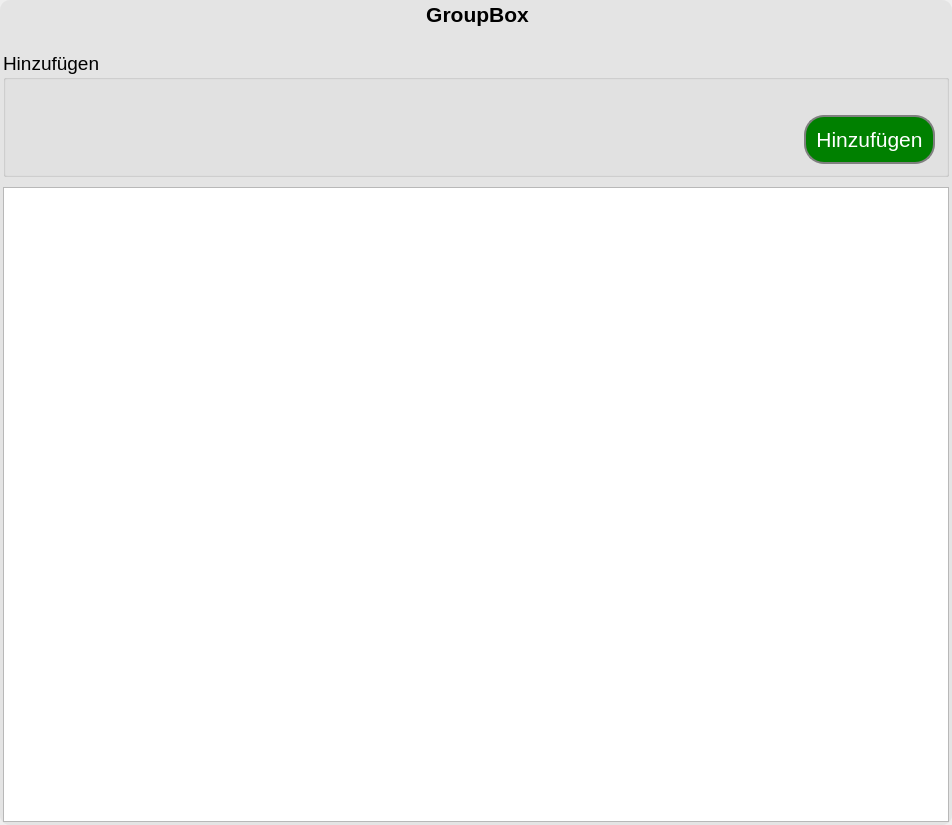
This is lfb_regeneration_wildlife_impact/gui/form/array_field.ui in b-lack/qgis-fim-plugin as Qt 5 draws it before an edit. The edited form follows.
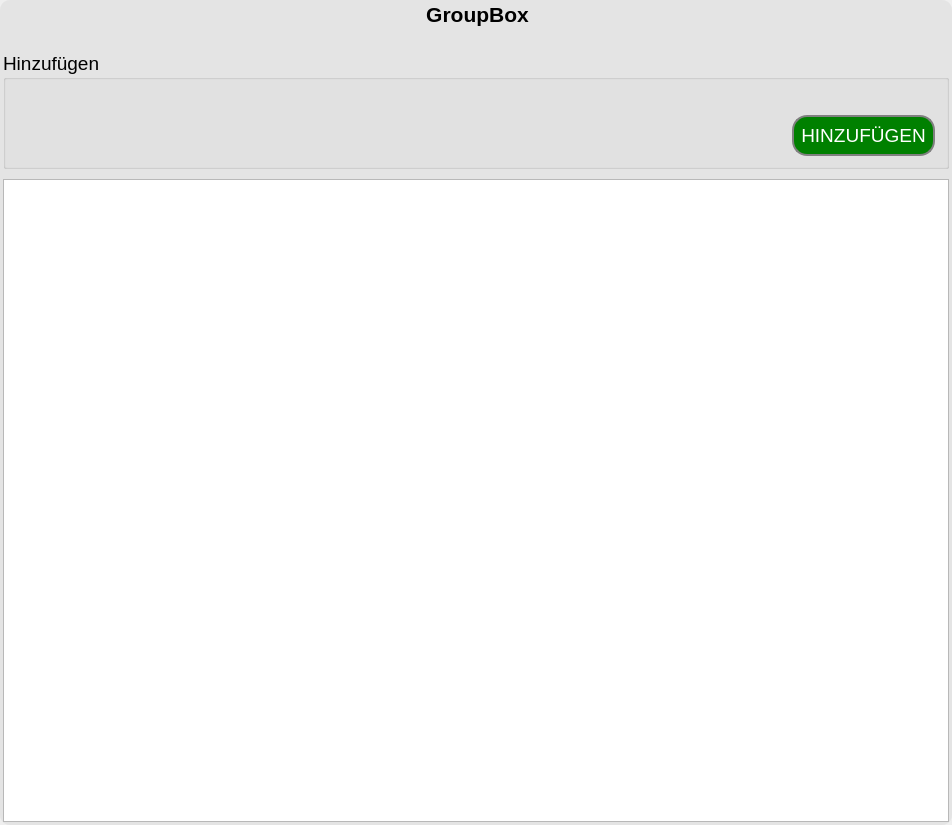
This is the edited form. Custom widgets are drawn as their Qt base class.

What changed in the file:
```diff
--- a/lfb_regeneration_wildlife_impact/gui/form/array_field.ui
+++ b/lfb_regeneration_wildlife_impact/gui/form/array_field.ui
@@ -97,7 +97,7 @@
 
 QgsCollapsibleGroupBoxBasic { border: none; }
 
-QgsCollapsibleGroupBoxBasic::title, QgsCollapsibleGroupBox::title {}</string>
+QgsCollapsibleGroupBoxBasic::title, QgsCollapsibleGroupBox::title {}QgsCollapsibleGroupBoxBasic::title, QgsCollapsibleGroupBox::title {  subcontrol-origin: margin;  subcontrol-position: top left;  margin-left: 20px;  margin-right: 5px;  left: 0px;  top: 1px;}</string>
             </property>
             <property name="title">
              <string>Hinzufügen</string>
@@ -144,7 +144,7 @@
                 <widget class="QPushButton" name="lfbAddBtn">
                  <property name="font">
                   <font>
-                   <pointsize>16</pointsize>
+                   <pointsize>14</pointsize>
                    <weight>50</weight>
                    <bold>false</bold>
                   </font>
@@ -155,8 +155,8 @@
                  <property name="styleSheet">
                   <string notr="true">QPushButton{
 	border: 2px solid gray;
-	border-radius: 20px;
-	padding:10px;
+	border-radius: 15px;
+	padding:7px;
 	margin: 10px;
 	background-color: green;
 	color: #fff;
@@ -167,7 +167,7 @@
 }</string>
                  </property>
                  <property name="text">
-                  <string>Hinzufügen</string>
+                  <string>HINZUFÜGEN</string>
                  </property>
                 </widget>
                </item>
```
Left out of the diff: 3 changed lines with no effect on the pictures.
